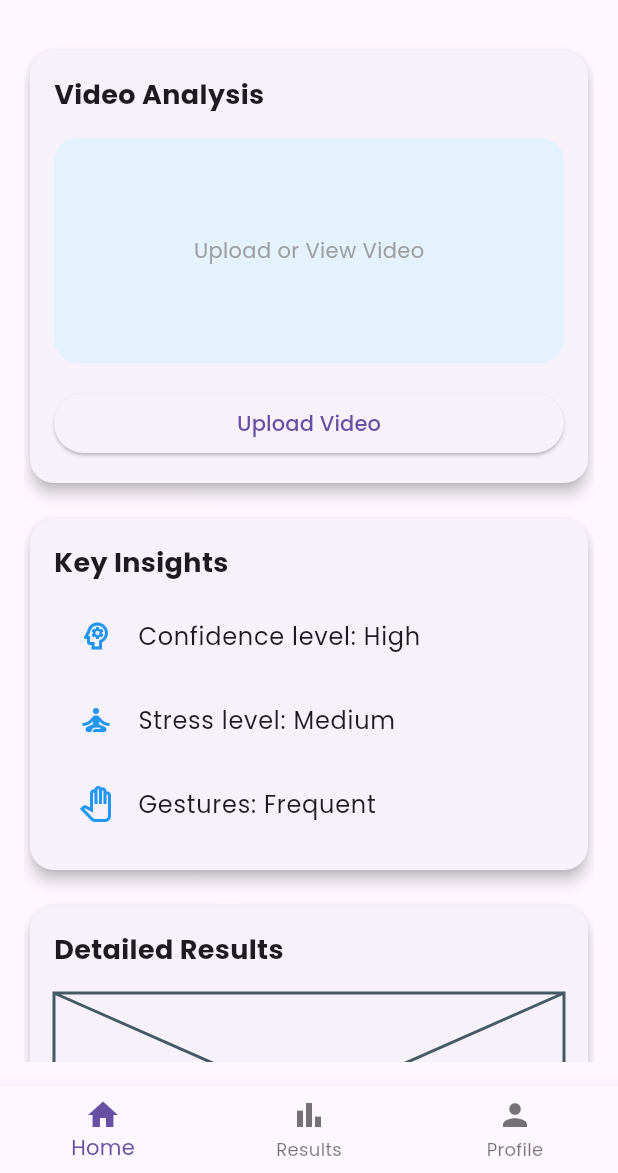
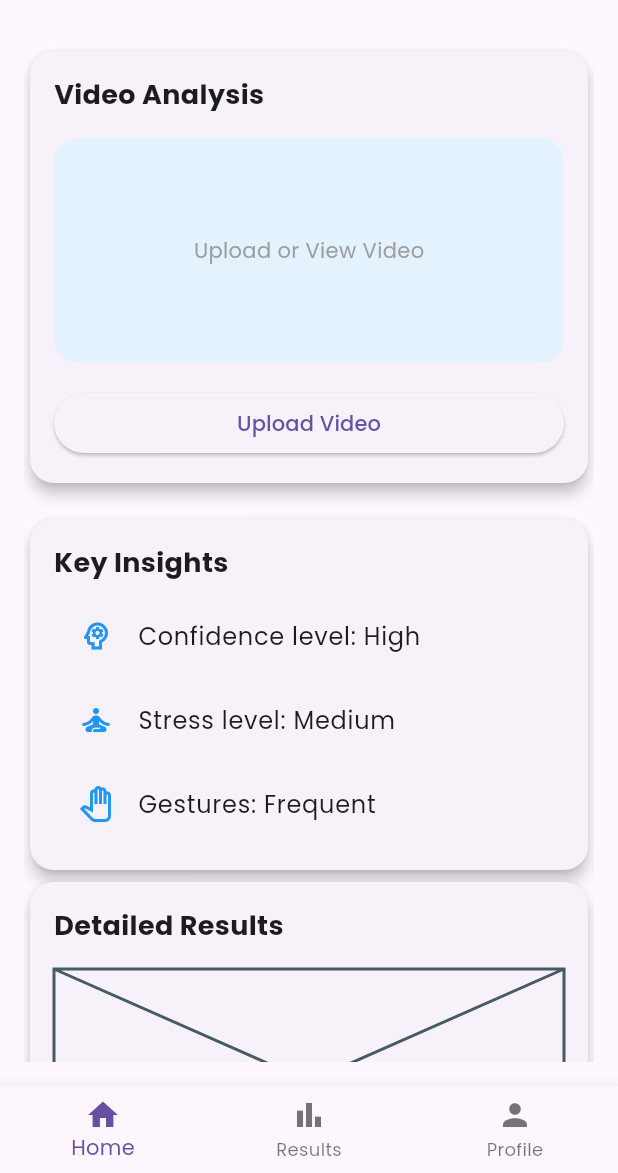
Before and after one commit to sevketugurel/Presentify, a Flutter app: the screen it shows after launch, on a phone screen of 412 x 824 dp, the part 63-1236 px from its top. Run offline on Flutter 3.47's test engine with Material 3 defaults, Android fonts, the phone set to English and light mode, and no system bars; our stand-ins replace google_fonts.

Commit message:
update jdk-17.

```diff
--- a/lib/screens/home_screen.dart
+++ b/lib/screens/home_screen.dart
@@ -22,7 +22,6 @@ class HomeScreen extends StatelessWidget {
               VideoAnalysisCard(),
               SizedBox(height: 16),
               KeyInsightsCard(),
-              SizedBox(height: 16),
               DetailedResultsCard(),
             ],
           ),
--- a/lib/widgets/key_insights_card.dart
+++ b/lib/widgets/key_insights_card.dart
@@ -1,7 +1,7 @@
 import 'package:flutter/material.dart';
 
 class KeyInsightsCard extends StatelessWidget {
-  const KeyInsightsCard({Key? key}) : super(key: key);
+  const KeyInsightsCard({super.key});
 
   @override
   Widget build(BuildContext context) {
```
